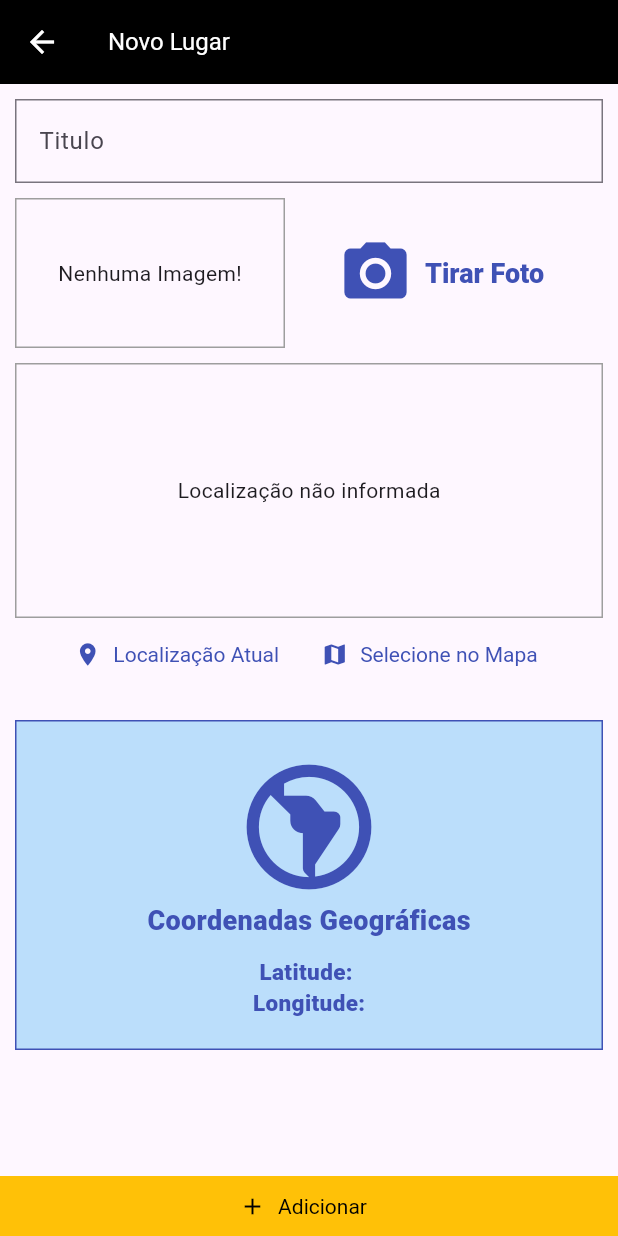
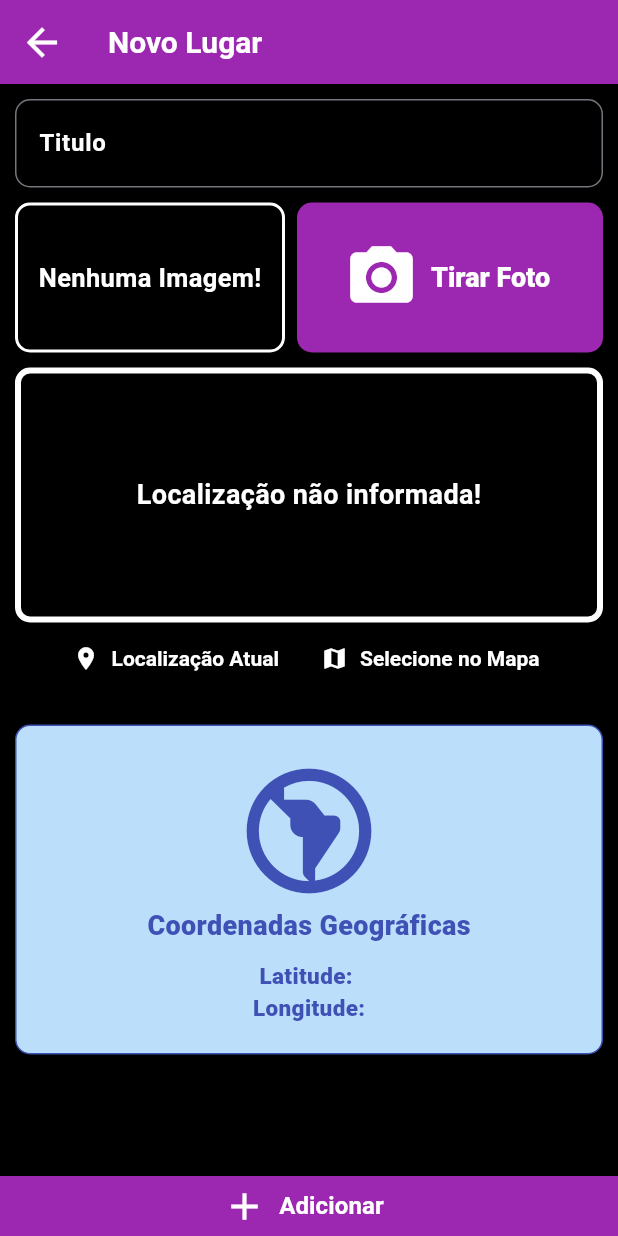
Before and after one commit to phesgot/favorite_place, a Flutter app: the PlaceFormScreen screen opened by its route, on a phone screen of 412 x 824 dp. Run offline on Flutter 3.47's test engine with Material 3 defaults, Android fonts, the phone set to English and light mode, and no system bars; our stand-ins replace google_maps_flutter, image_picker, location, sqflite; accounts and stored records are empty.

Commit message:
Ajustes de layout

```diff
--- a/lib/screens/place_form_screen.dart
+++ b/lib/screens/place_form_screen.dart
@@ -38,16 +38,22 @@ class _PlaceFormScreenState extends State<PlaceFormScreen> {
                 child: Column(
                   children: [
                     TextField(
+                      style: const TextStyle(color: Colors.white, fontSize: 18, fontWeight: FontWeight.w700),
+                      cursorColor: Colors.white,
+                      cursorWidth: 8,
+                      cursorOpacityAnimates: true,
                       controller: _titleController, // Controlador para o campo de texto do título.
-                      decoration: const InputDecoration(
+                      decoration: InputDecoration(
+                        labelStyle: const TextStyle(color: Colors.white, fontWeight: FontWeight.w700),
                         labelText: "Titulo",
                         border: OutlineInputBorder(
-                          borderRadius: BorderRadius.zero,
+                          borderRadius: BorderRadius.circular(10),
                         ),
                         focusedBorder: OutlineInputBorder(
-                          borderRadius: BorderRadius.zero,
-                          borderSide: BorderSide(
-                            width: 2, // Espessura da borda
+                          borderRadius: BorderRadius.circular(10),
+                          borderSide: const BorderSide(
+                            color: Colors.white,
+                            width: 4, // Espessura da borda
                           ),
                         ),
                       ), // Rótulo do campo de texto.
@@ -62,12 +68,7 @@ class _PlaceFormScreenState extends State<PlaceFormScreen> {
                       onSelectPosition: _selectPosition, // Widget para selecionar a posição no mapa.
                     ),
                     const SizedBox(height: 20),
-                    Container(
-                      padding: const EdgeInsets.all(20),
-                      alignment: Alignment.center,
-                      decoration: BoxDecoration(color: Colors.blue.shade100 ,border: Border.all(width: 1, color: Colors.indigo)),
-                      child: Coordenadas(latitude: _pickedPosition?.latitude, longitude: _pickedPosition?.longitude,)
-                    ),
+                      Coordenadas(latitude: _pickedPosition?.latitude, longitude: _pickedPosition?.longitude),
                   ],
                 ),
               ),
@@ -75,8 +76,8 @@ class _PlaceFormScreenState extends State<PlaceFormScreen> {
           ),
           ElevatedButton.icon(
             onPressed: _isValidForm() ? _submitForm : null, // Função chamada ao pressionar o botão de adicionar.
-            icon: const Icon(Icons.add), // Ícone do botão.
-            label: const Text("Adicionar", style: TextStyle(color: Colors.black)), // Texto do botão.
+            icon: const Icon(Icons.add, size: 30,), // Ícone do botão.
+            label: const Text("Adicionar", style: TextStyle(color: Colors.white, fontWeight: FontWeight.w700, fontSize: 16)), // Texto do botão.
             style: ButtonStyle(
               elevation: const MaterialStatePropertyAll(0), // Define a elevação do botão.
               tapTargetSize: MaterialTapTargetSize.shrinkWrap, // Define o tamanho do alvo do toque.
--- a/lib/widgets/coordenadas.dart
+++ b/lib/widgets/coordenadas.dart
@@ -8,7 +8,11 @@ class Coordenadas extends StatelessWidget {
 
   @override
   Widget build(BuildContext context) {
-    return Column(
+    return Container(
+          padding: const EdgeInsets.all(20),
+          alignment: Alignment.center,
+          decoration: BoxDecoration(borderRadius: BorderRadius.circular(10) ,color: Colors.blue.shade100 ,border: Border.all(width: 1, color: Colors.indigo)),
+      child: Column(
         children: [
           const Icon(Icons.south_america_outlined, size: 100, color: Colors.indigo,),
           const Text("Coordenadas Geográficas",  style: TextStyle(color: Colors.indigo, fontWeight: FontWeight.w900, fontSize: 18)),
@@ -17,6 +21,7 @@ class Coordenadas extends StatelessWidget {
           Text("Longitude:${longitude ?? ""}", style: const TextStyle(color: Colors.indigo, fontWeight: FontWeight.w900, fontSize: 15)),
 
         ],
+      ),
     );
   }
 }
--- a/lib/widgets/image_input.dart
+++ b/lib/widgets/image_input.dart
@@ -54,7 +54,8 @@ class _ImageInputState extends State<ImageInput> {
           width: 180,
           height: 100,
           decoration: BoxDecoration(
-            border: Border.all(width: 1, color: Colors.grey),
+            borderRadius: BorderRadius.circular(10),
+            border: Border.all(width: 2, color: Colors.white),
           ),
           alignment: Alignment.center,
           child: _storedImage != null
@@ -63,17 +64,24 @@ class _ImageInputState extends State<ImageInput> {
             width: double.infinity,
             fit: BoxFit.cover,
           )
-              : const Text("Nenhuma Imagem!"), // Mensagem exibida se nenhuma imagem foi capturada.
+              : const Text("Nenhuma Imagem!", style: TextStyle(color: Colors.white, fontSize: 17, fontWeight: FontWeight.w700),), // Mensagem exibida se nenhuma imagem foi capturada.
         ),
         // Botão para tirar uma foto.
         Expanded(
-          child: Padding(
-            padding: const EdgeInsets.all(8.0),
-            child: TextButton.icon(
-              onPressed: _takePicture, // Chama o método para tirar uma foto.
-              icon: const Icon(Icons.camera_alt, size: 50,), // Ícone da câmera.
-              label: const Text("Tirar Foto", style: TextStyle(color: Colors.indigo, fontSize: 18, fontWeight: FontWeight.w900)
-              ), // Texto do botão.
+          child: SizedBox(
+            height: 100,
+            child: Padding(
+              padding: const EdgeInsets.only(left: 8.0),
+              child: TextButton.icon(
+                style: ButtonStyle(
+                  shape: MaterialStatePropertyAll<OutlinedBorder>(RoundedRectangleBorder(borderRadius: BorderRadius.circular(10))),
+                  backgroundColor: const MaterialStatePropertyAll(Colors.purple),
+                ),
+                onPressed: _takePicture, // Chama o método para tirar uma foto.
+                icon: const Icon(Icons.camera_alt, size: 50, color: Colors.white), // Ícone da câmera.
+                label: const Text("Tirar Foto", style: TextStyle(color: Colors.white, fontSize: 18, fontWeight: FontWeight.w900)
+                ), // Texto do botão.
+              ),
             ),
           ),
         ),
--- a/lib/widgets/location_input.dart
+++ b/lib/widgets/location_input.dart
@@ -72,14 +72,19 @@ class _LocationInputState extends State<LocationInput> {
           height: 170,
           width: double.infinity,
           alignment: Alignment.center,
-          decoration: BoxDecoration(border: Border.all(width: 1, color: Colors.grey)),
+          decoration: BoxDecoration(
+            borderRadius: BorderRadius.circular(10),
+              border: Border.all(
+            width: 4,
+            color: Colors.white,
+          )),
           child: _previewImageUrl == null
-              ? const Text("Localização não informada")
+              ? const Text("Localização não informada!", style: TextStyle(color: Colors.white, fontSize: 18, fontWeight: FontWeight.w700))
               : Image.network(
-            _previewImageUrl!,
-            fit: BoxFit.cover,
-            width: double.infinity,
-          ),
+                  _previewImageUrl!,
+                  fit: BoxFit.cover,
+                  width: double.infinity,
+                ),
         ),
         // Linha de botões para obter a localização atual ou selecionar no mapa.
         Row(
@@ -88,14 +93,14 @@ class _LocationInputState extends State<LocationInput> {
             // Botão para obter a localização atual do usuário.
             TextButton.icon(
               onPressed: _getCurrentUserLocation,
-              icon: const Icon(Icons.location_on),
-              label: const Text("Localização Atual", style: TextStyle(color: Colors.indigo)),
+              icon: const Icon(Icons.location_on, color: Colors.white,),
+              label: const Text("Localização Atual", style: TextStyle(color: Colors.white, fontWeight: FontWeight.w700)),
             ),
             // Botão para selecionar uma posição no mapa.
             TextButton.icon(
               onPressed: _selectOnMap,
-              icon: const Icon(Icons.map),
-              label: const Text("Selecione no Mapa", style: TextStyle(color: Colors.indigo)),
+              icon: const Icon(Icons.map, color: Colors.white),
+              label: const Text("Selecione no Mapa", style: TextStyle(color: Colors.white, fontWeight: FontWeight.w700)),
             ),
           ],
         )
```
Also changed, not shown: lib/main.dart (+8 -8 lines), lib/screens/place_detail_screen.dart (+18 -14 lines), lib/screens/place_list_screen.dart (+11 -3 lines). Lines whose indentation alone changed are shown as unchanged.
